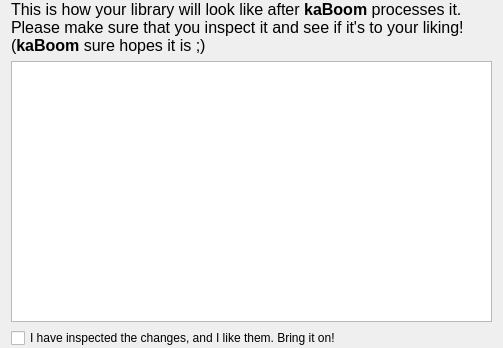
Above: app/views/libraries/_preview.ui from amireh/kaboomp3 before the change. Below: the same form after it.
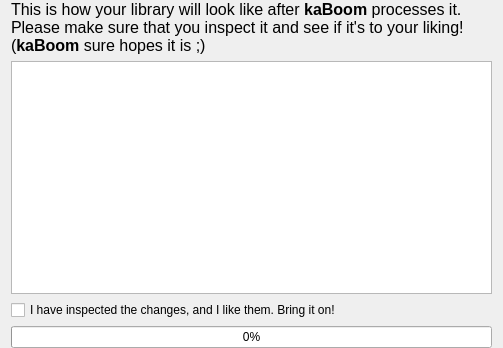
That is the form after the change.

The edit to the form file:
```diff
--- a/app/views/libraries/_preview.ui
+++ b/app/views/libraries/_preview.ui
@@ -74,6 +74,22 @@
      </property>
     </widget>
    </item>
+   <item row="3" column="0">
+    <widget class="QProgressBar" name="progressBar">
+     <property name="enabled">
+      <bool>true</bool>
+     </property>
+     <property name="value">
+      <number>0</number>
+     </property>
+     <property name="orientation">
+      <enum>Qt::Horizontal</enum>
+     </property>
+     <property name="invertedAppearance">
+      <bool>false</bool>
+     </property>
+    </widget>
+   </item>
    <item row="2" column="0">
     <widget class="QCheckBox" name="changesConfirmed">
      <property name="text">
```
